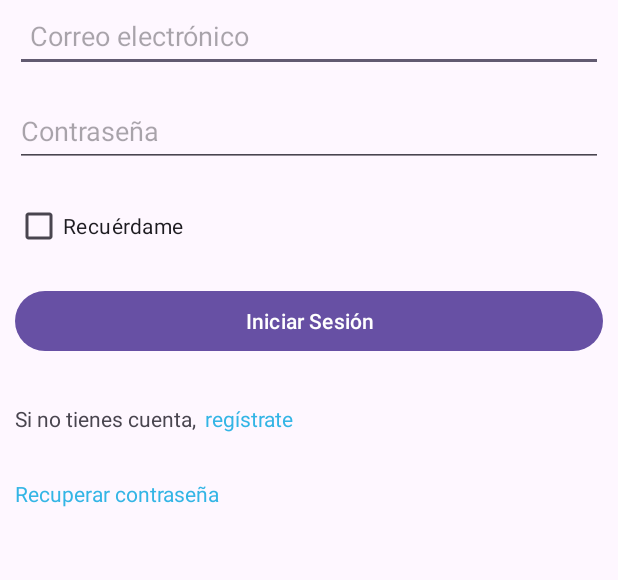
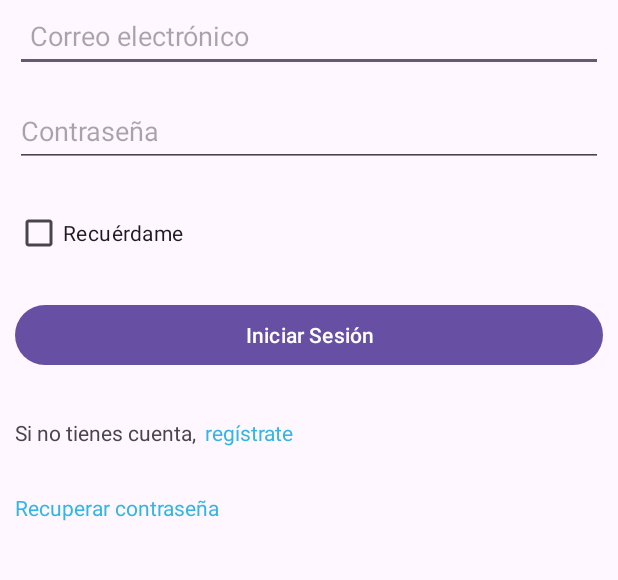
Before and after one commit to ISPC-23/Fullstack_Mobil_2025, an Android app: the layout activity_login.xml on its own in the app's theme, with its tools: preview values and no code run, on a phone screen of 412 x 824 dp, the part 203-783 px from its top. Run offline under Robolectric (Android 15) with nearby library versions, the phone set to English and light mode, and no system bars.

```diff
--- a/app/build.gradle
+++ b/app/build.gradle
@@ -26,6 +26,7 @@ android {
         sourceCompatibility JavaVersion.VERSION_1_8
         targetCompatibility JavaVersion.VERSION_1_8
     }
+    buildToolsVersion '34.0.0'
 }
 
 dependencies {
--- a/app/src/main/AndroidManifest.xml
+++ b/app/src/main/AndroidManifest.xml
@@ -13,11 +13,11 @@
         android:theme="@style/Theme.TiendaFull"
         tools:targetApi="31">
         <activity
-            android:name=".UI.MainActivity"
+            android:name=".UI.UI.login"
             android:exported="true">
         </activity>
         <activity
-            android:name=".UI.login"
+            android:name=".UI.UI.MainActivity"
             android:exported="true">
             <intent-filter>
                 <action android:name="android.intent.action.MAIN" />
--- a/app/src/main/res/layout-land/activity_login.xml
+++ b/app/src/main/res/layout-land/activity_login.xml
@@ -50,7 +50,7 @@
         <CheckBox
             android:id="@+id/chbrecuerdame"
             android:layout_width="match_parent"
-            android:layout_height="wrap_content"
+            android:layout_height="65dp"
             android:layout_marginBottom="15dp"
             android:text="@string/recuerdame" />
 
--- a/app/src/main/res/layout/activity_login.xml
+++ b/app/src/main/res/layout/activity_login.xml
@@ -38,7 +38,7 @@
     <CheckBox
         android:id="@+id/chbrecuerdame"
         android:layout_width="match_parent"
-        android:layout_height="wrap_content"
+        android:layout_height="57dp"
         android:layout_marginBottom="15dp"
         android:text="@string/recuerdame" />
 
--- a/app/src/main/res/values/ids.xml
+++ /dev/null
@@ -1,4 +0,0 @@
-<?xml version="1.0" encoding="utf-8"?>
-<resources>
-    <item name="tv1" type="id">menu</item>
-</resources>
```
